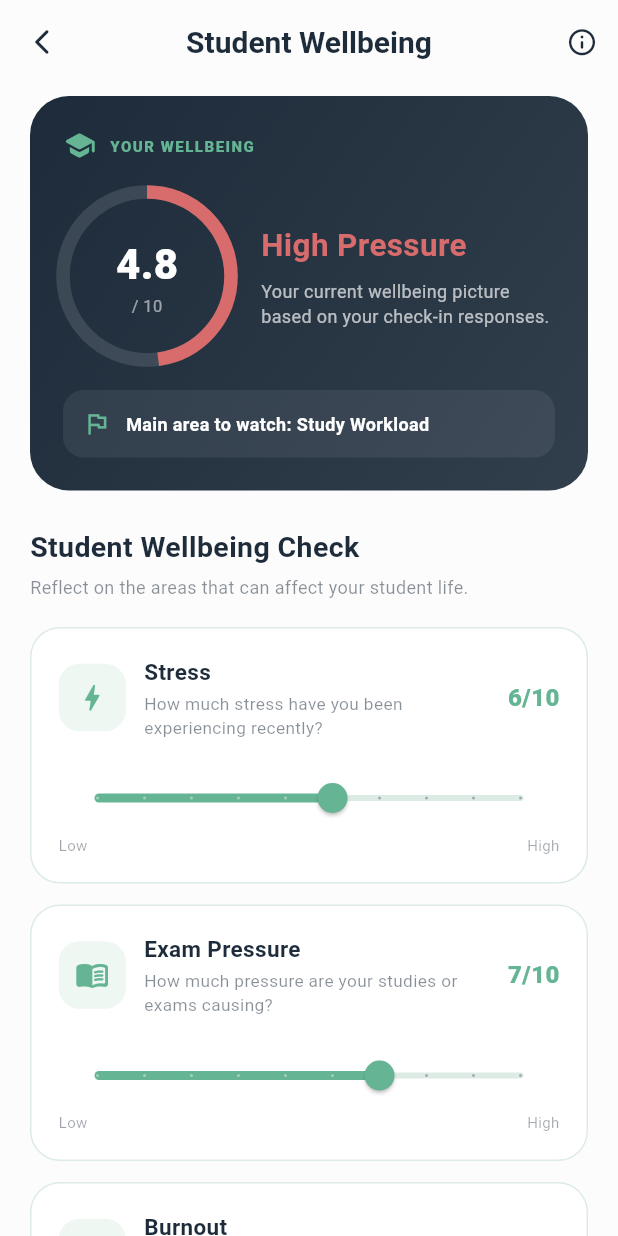
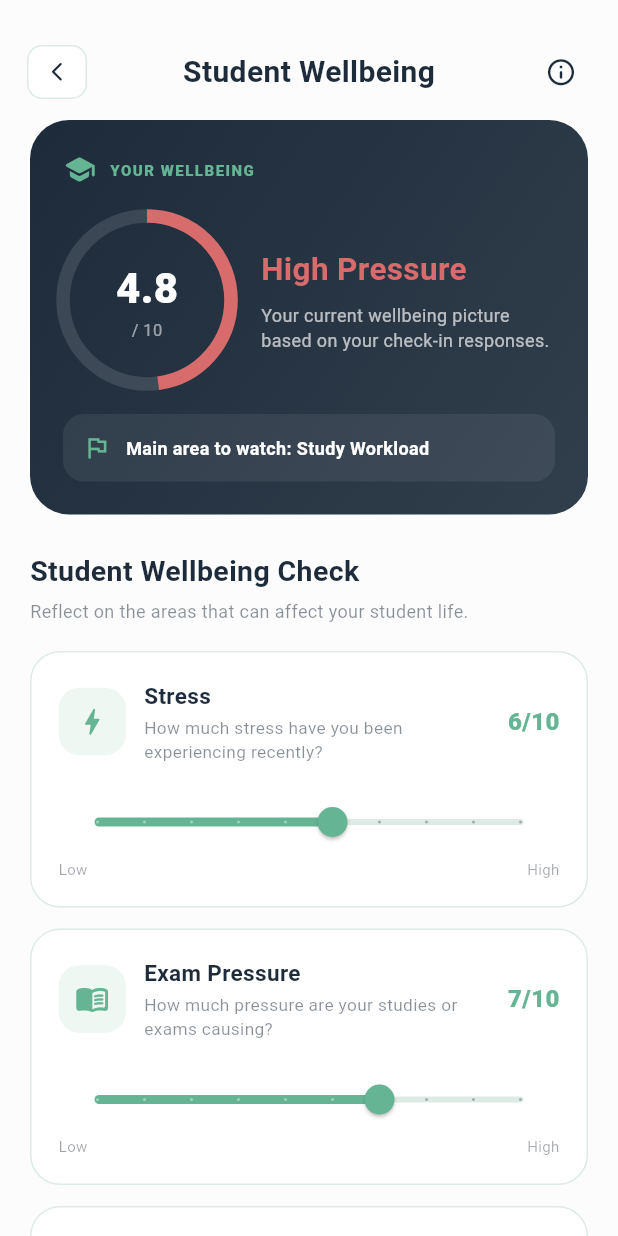
Before and after one commit to AmreenaAkhtar123/Final-year-project, a Flutter app: the StudentWellbeingScreen screen opened directly, on a phone screen of 412 x 824 dp. Run offline on Flutter 3.47's test engine with Material 3 defaults, Android fonts, the phone set to English and light mode, and no system bars; our stand-ins replace audioplayers, camera, image_picker, shared_preferences; missing offline and left inert: record; accounts and stored records are empty.

Commit message:
Fixing some back button UI

```diff
--- a/frontend/lib/screens/student_wellbeing_screen.dart
+++ b/frontend/lib/screens/student_wellbeing_screen.dart
@@ -85,19 +85,41 @@ class _StudentWellbeingScreenState extends State<StudentWellbeingScreen> {
   Widget build(BuildContext context) {
     return Scaffold(
       backgroundColor: AppColors.background,
-      appBar: AppBar(
-        backgroundColor: AppColors.background,
-        elevation: 0,
-        centerTitle: true,
-        leading: IconButton(
-          icon: const Icon(
+      appBar: PreferredSize(
+        preferredSize: const Size.fromHeight(72),
+        child: Padding(
+          padding: const EdgeInsets.fromLTRB(18, 30, 18, 6),
+          child: Row(
+            children: [
+              Material(
+                color: Colors.transparent,
+                child: InkWell(
+                  onTap: () {
+                    Navigator.pop(context);
+                  },
+                  borderRadius: BorderRadius.circular(10),
+                  child: Container(
+                    width: 40,
+                    height: 40,
+                    decoration: BoxDecoration(
+                      color: Colors.white,
+                      borderRadius: BorderRadius.circular(10),
+                      border: Border.all(
+                        color: AppColors.borderMint,
+                      ),
+                    ),
+                    child: const Icon(
                       Icons.arrow_back_ios_new_rounded,
                       color: AppColors.navy,
-            size: 20,
+                      size: 15,
                     ),
-          onPressed: () => Navigator.pop(context),
                   ),
-        title: const Text(
+                ),
+              ),
+
+              const Expanded(
+                child: Center(
+                  child: Text(
                     'Student Wellbeing',
                     style: TextStyle(
                       color: AppColors.navy,
@@ -105,16 +127,29 @@ class _StudentWellbeingScreenState extends State<StudentWellbeingScreen> {
                       fontWeight: FontWeight.w700,
                     ),
                   ),
-        actions: [
-          IconButton(
-            onPressed: _showInfoDialog,
-            icon: const Icon(
+                ),
+              ),
+
+              Material(
+                color: Colors.transparent,
+                child: InkWell(
+                  onTap: _showInfoDialog,
+                  borderRadius: BorderRadius.circular(10),
+                  child: Container(
+                    width: 40,
+                    height: 40,
+                    alignment: Alignment.center,
+                    child: const Icon(
                       Icons.info_outline_rounded,
                       color: AppColors.navy,
                       size: 21,
                     ),
                   ),
+                ),
+              ),
             ],
+          ),
+        ),
       ),
       body: SingleChildScrollView(
         padding: const EdgeInsets.fromLTRB(20, 8, 20, 35),
```
Also changed, not shown: frontend/lib/screens/settings/about_mindmate_screen.dart (+50 -16 lines), frontend/lib/screens/weekly_wellbeing_screen.dart (+35 -15 lines). Lines whose indentation alone changed are shown as unchanged.
